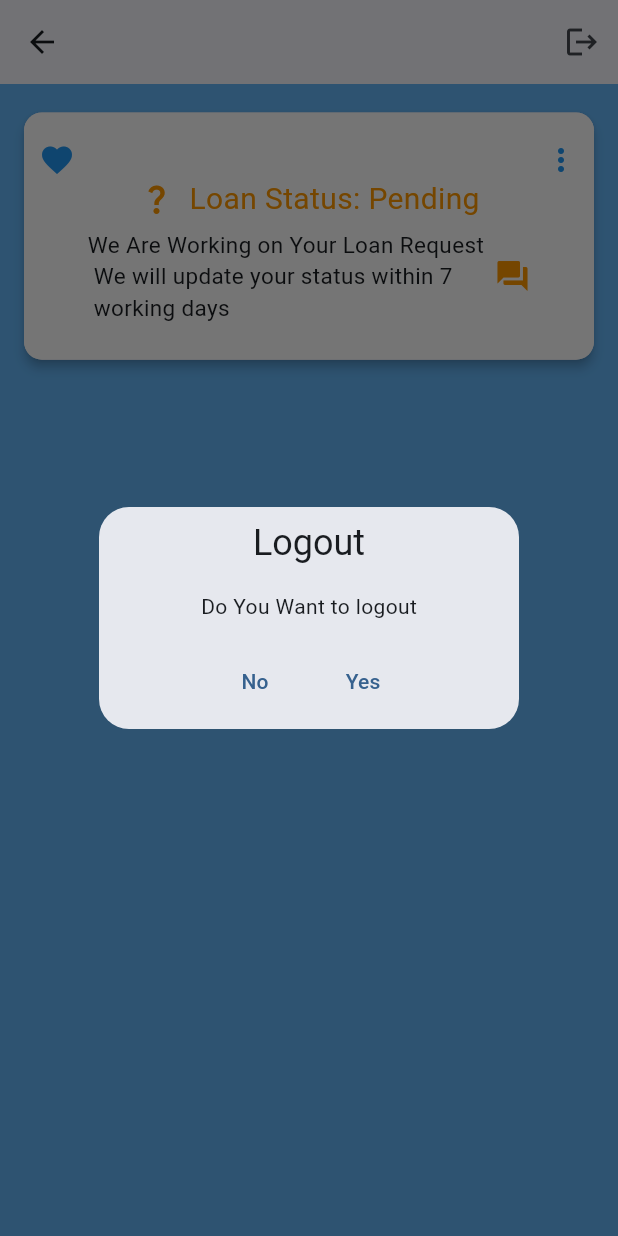
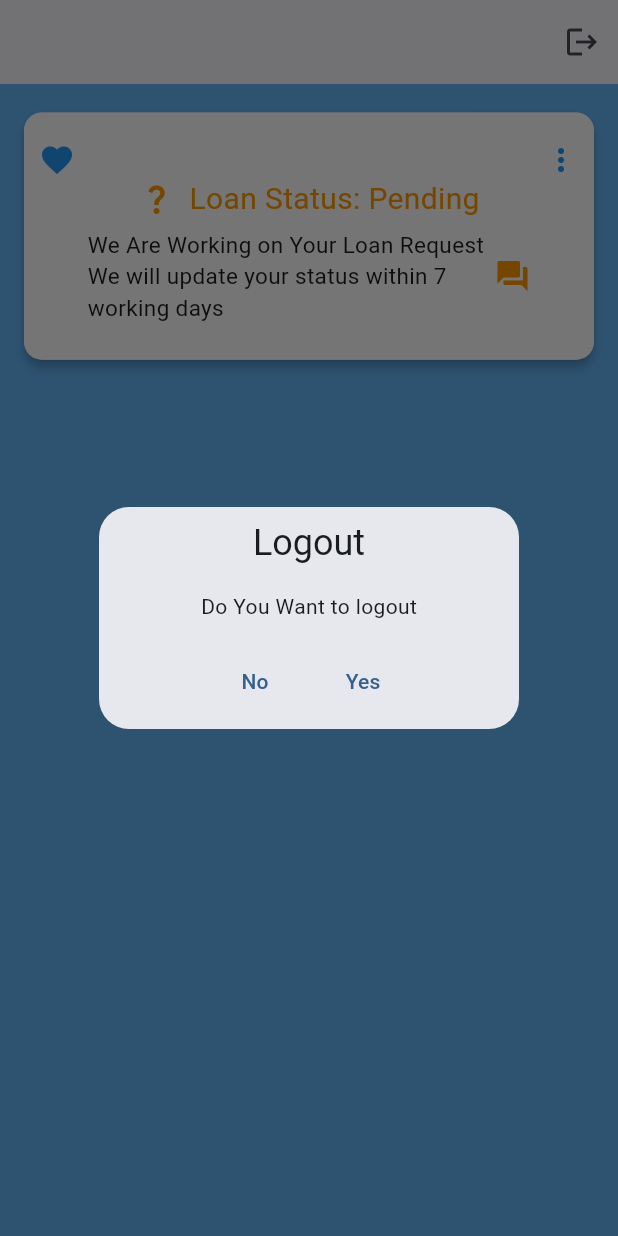
Before and after one commit to MHaddi1/myLoanApp, a Flutter app: the HomePage screen opened by its route, after a tap on the "logout" icon, on a phone screen of 412 x 824 dp. Run offline on Flutter 3.47's test engine with Material 2 defaults, Android fonts, the phone set to English and light mode, and no system bars; our stand-ins replace cloud_firestore, csc_picker, firebase_auth, firebase_core, fluttertoast, get and 3 more; missing offline and left inert: dart:ffi; accounts and stored records are empty; network calls fail.

Commit message:
fixed bug

```diff
--- a/lib/models/loan_account.dart
+++ b/lib/models/loan_account.dart
@@ -1,12 +1,14 @@
+import 'package:cloud_firestore/cloud_firestore.dart';
+
 class LoanAccount {
-  final String userId;
-  final int loanStatus;
-  final int amount;
-  final String businessName;
-  final String businessAdress;
-  final DateTime appliedDate;
-  final String reason;
-  final int newStatus; // Change newStatus to int
+  final String? userId;
+  final int? loanStatus;
+  final int? amount;
+  final String? businessName;
+  final String? businessAdress;
+  final DateTime? appliedDate;
+  final String? reason;
+  final int? newStatus;
   final Map<String, dynamic> otherUserInfo;
 
   LoanAccount({
@@ -17,21 +19,22 @@ class LoanAccount {
     required this.businessAdress,
     required this.appliedDate,
     required this.reason,
-    required this.newStatus, // Include newStatus in the constructor as int
+    required this.newStatus,
     required this.otherUserInfo,
   });
 
-  factory LoanAccount.fromJson(Map<String, dynamic> data, String userId) {
+  factory LoanAccount.fromJson(Map<String, dynamic> data) {
     return LoanAccount(
-      userId: userId,
-      loanStatus: data['loan_status'],
-      amount: data['amount'],
-      businessName: data['business_name'],
-      businessAdress: data['business_adress'],
-      appliedDate: DateTime.parse(data['applied_date']),
-      reason: data['reason'],
-      newStatus: data['new_status'], // Parse newStatus from JSON as int
-      otherUserInfo: data['other_user_info'],
+      loanStatus: data['loan_status'] as int? ?? 0,
+      amount: data['amount'] as int? ?? 0,
+      businessName: data['business_name'] as String? ?? "",
+      businessAdress: data['business_address'] as String? ?? "",
+      appliedDate:
+          (data['applied_date'] as Timestamp?)?.toDate() ?? DateTime.now(),
+      reason: data['reason'] as String? ?? "",
+      newStatus: data['new_status'] as int? ?? 0,
+      otherUserInfo: data['other_user_info'] as Map<String, dynamic>? ?? {},
+      userId: data['user_id'] as String? ?? "",
     );
   }
 
@@ -41,9 +44,9 @@ class LoanAccount {
       'amount': amount,
       'business_name': businessName,
       'business_adress': businessAdress,
-      'applied_date': appliedDate.toIso8601String(),
+      'applied_date': appliedDate!.toIso8601String(),
       'reason': reason,
-      'new_status': newStatus, // Include newStatus in the JSON output as int
+      'new_status': newStatus,
       'other_user_info': otherUserInfo,
     };
   }
@@ -56,7 +59,7 @@ class LoanAccount {
     String? businessAdress,
     DateTime? appliedDate,
     String? reason,
-    int? newStatus, // Include newStatus as an optional parameter as int
+    int? newStatus,
     Map<String, dynamic>? otherUserInfo,
   }) {
     return LoanAccount(
@@ -67,22 +70,19 @@ class LoanAccount {
       businessAdress: businessAdress ?? this.businessAdress,
       appliedDate: appliedDate ?? this.appliedDate,
       reason: reason ?? this.reason,
-      newStatus: newStatus ?? this.newStatus, // Update newStatus as int
+      newStatus: newStatus ?? this.newStatus,
       otherUserInfo: otherUserInfo ?? this.otherUserInfo,
     );
   }
 
-  // Method to update the amount
   LoanAccount updateAmount(int newAmount) {
     return copyWith(amount: newAmount);
   }
 
-  // Method to update the due date
   LoanAccount updateappliedDate(DateTime newappliedDate) {
     return copyWith(appliedDate: newappliedDate);
   }
 
-  // Method to update the new status
   LoanAccount updateNewStatus(int newNewStatus) {
     return copyWith(newStatus: newNewStatus);
   }
--- a/lib/res/components/loan_text_field.dart
+++ b/lib/res/components/loan_text_field.dart
@@ -43,7 +43,7 @@ class LoanTextField extends StatelessWidget {
   @override
   Widget build(BuildContext context) {
     return TextFormField(
-      maxLines: maxLines,
+      //maxLines: maxLines,
       maxLength: maxLength,
       autovalidateMode: autovalidateMode,
       onChanged: check,
@@ -60,7 +60,6 @@ class LoanTextField extends StatelessWidget {
         labelText: labelText, // Optional label text
         hintText: hintText,
         enabledBorder: OutlineInputBorder(
-
           borderSide: BorderSide(color: Colors.grey.shade200),
         ),
         focusedBorder: const OutlineInputBorder(
--- a/lib/res/routes/routes.dart
+++ b/lib/res/routes/routes.dart
@@ -8,8 +8,8 @@ import 'package:main_loan_app/views/home/home_page.dart';
 import 'package:main_loan_app/views/loan_applied/loan_applied.dart';
 import 'package:main_loan_app/views/login/login_screeen.dart';
 import 'package:main_loan_app/views/splash_screen.dart';
+import '../../views/enroll/enroll_screen_3.dart';
 
-import '../../views/enroll/enroll_screen_3.dart';
 
 class AppRoutes {
   static appRoutes() => [
--- a/lib/view_models/controllers/enroll_controller/enroll_controller.dart
+++ b/lib/view_models/controllers/enroll_controller/enroll_controller.dart
@@ -24,7 +24,6 @@ class EnrollController extends GetxController {
 
   final CollectionReference collection =
       FirebaseFirestore.instance.collection('enrollments');
-
 
   Rx<DateTime> selectedDate = DateTime.now().obs;
 
@@ -128,6 +127,7 @@ class EnrollController extends GetxController {
   void setPersonalNumber(String value) {
     personalNumber.value = value;
   }
+
   void setDetailNumber(String value) {
     detailNumber.value = value;
   }
@@ -254,7 +254,6 @@ class EnrollController extends GetxController {
 
   Future<void> updateEnrollData(String documentId, Enroll enroll) async {
     try {
-
       final Map<String, dynamic> enrollData = enroll.toJson();
 
       await _firestore
@@ -276,7 +275,6 @@ class EnrollController extends GetxController {
     }
   }
 
-
   String get country => countryValue.value;
   String get city => cityValue.value;
   String get state => stateValue.value;
@@ -297,9 +295,7 @@ class EnrollController extends GetxController {
   String get myDetailNumber => detailNumber.value;
   String get pass => password.value;
 
-
-
-  void onAddEnrollData() async{
+  void onAddEnrollData() async {
     Enroll enroll = Enroll(
       user: EnrollUser(
         fname: fName,
@@ -330,7 +326,7 @@ class EnrollController extends GetxController {
         issuedDate: '12/12/2023',
       ),
     );
-try{
+    try {
       FirebaseAuth firebaseAuth = FirebaseAuth.instance;
       var collectionReference =
           FirebaseFirestore.instance.collection("enrollments");
@@ -338,17 +334,15 @@ try{
       var dId = allData.docs.last.id;
 
       final user = firebaseAuth.currentUser;
-    if(user!=null){
-      updateEnrollData(dId,enroll);
-    }else{
+      if (user != null) {
+        updateEnrollData(dId, enroll);
+      } else {
         addEnrollData(enroll);
         createUserAccount(eMail, pass);
       }
-}catch(e){
+    } catch (e) {
       _debugPrint(e.toString());
     }
-
-
   }
 
   Future<void> createUserAccount(String email, String password) async {
@@ -372,8 +366,6 @@ _debugPrint(e.toString());
       Utils.snackBar("error", e.toString());
     }
   }
-
-
 
   Future<void> updateLoanStatus(String userId, int newStatus) async {
     try {
@@ -445,6 +437,22 @@ final QuerySnapshot querySnapshot = await collection.get();
           docSnapshot.data() as Map<String, dynamic>,
         );
         enroll.value = response;
+        if (enroll.value != null) {
+          setFName(enroll.value!.user.fname);
+          setLName(enroll.value!.user.lname);
+          setMiddle(enroll.value!.user.middleName!);
+          setDate(enroll.value!.user.dob);
+          validateEmail(enroll.value!.enrollDetails.email);
+          setPhoneNumber(enroll.value!.enrollDetails.phone);
+          setZipCode(enroll.value!.enrollDetails.zipcode);
+          setAddress(enroll.value!.enrollDetails.address);
+          setAddress_2(enroll.value!.enrollDetails.optionalAddress!);
+          updateCountry(enroll.value!.enrollLiving.country);
+          updateState(enroll.value!.enrollLiving.state);
+          updateCity(enroll.value!.enrollLiving.city);
+          setDetailNumber(enroll.value!.enrollLiving.ssn!);
+          setDetailNumber(enroll.value!.enrollLiving.itin!);
+        }
       } else {
         _debugPrint("Document not exists");
       }
--- a/lib/view_models/controllers/home_controller/home_controller.dart
+++ b/lib/view_models/controllers/home_controller/home_controller.dart
@@ -1,4 +1,5 @@
 import 'package:cloud_firestore/cloud_firestore.dart';
+import 'package:flutter/foundation.dart';
 import 'package:get/get.dart';
 import 'package:main_loan_app/models/loan_account.dart';
 import 'package:main_loan_app/utils/utils.dart';
@@ -7,11 +8,10 @@ class HomeController extends GetxController {
   Rx<DateTime> selectedDate = DateTime.now().obs;
   RxString businessNames = ''.obs;
   RxString businessAddress = ''.obs;
-  RxString amount = ''.obs;
+  RxInt amount = 0.obs;
   RxString reason = ''.obs;
   RxString selectedItem2 = '5 Year'.obs;
   RxString interest = ''.obs;
-  final FirebaseFirestore firestore = FirebaseFirestore.instance;
   RxInt displayValue = RxInt(0);
 
   final FirebaseFirestore _firestore = FirebaseFirestore.instance;
@@ -28,7 +28,7 @@ class HomeController extends GetxController {
     businessAddress.value = address;
   }
 
-  void setAmount(String amount) {
+  void setAmount(int amount) {
     this.amount.value = amount;
   }
 
@@ -43,7 +43,7 @@ class HomeController extends GetxController {
   DateTime get appliedDate => selectedDate.value;
   String get mybusinessName => businessNames.value;
   String get mybusinessAddress => businessAddress.value;
-  int get myAmount => int.parse(amount.value);
+  int get myAmount => amount.value;
   String get myReason => reason.value;
   String get mySelectedItem2 => selectedItem2.value;
 
@@ -120,4 +120,41 @@ class HomeController extends GetxController {
       print('Error retrieving data from Firebase: $e');
     }
   }
+
+  final Rx<LoanAccount?> loan = Rx<LoanAccount?>(null);
+  Future<void> fetchData() async {
+    //isLoading.value = true;
+    var collectionReference =
+        FirebaseFirestore.instance.collection("loan_accounts");
+    var allData = await collectionReference.get();
+    var dId = allData.docs.last.id;
+    try {
+      final docSnapshot =
+          await _firestore.collection('loan_accounts').doc(dId).get();
+      _debugPrint('Doc Snapshot ${docSnapshot.data()}');
+
+      if (docSnapshot.exists) {
+        final response = LoanAccount.fromJson(
+          docSnapshot.data() as Map<String, dynamic>,
+        );
+        loan.value = response;
+        if (loan.value != null) {
+          setReason(loan.value!.reason!);
+          setAmount(loan.value!.amount ?? 0);
+          setbusinessAddress(loan.value!.businessAdress!);
+          businessName(loan.value!.businessName!);
+        }
+      } else {
+        _debugPrint("Document not exists");
+      }
+    } catch (e) {
+      _debugPrint(e.toString());
+    } finally {
+      //isLoading.value = false;
+    }
+  }
 }
+
+void _debugPrint(message) {
+  if (kDebugMode) print(message);
+}
--- a/lib/views/home/home_page.dart
+++ b/lib/views/home/home_page.dart
@@ -1,5 +1,6 @@
 import 'package:cloud_firestore/cloud_firestore.dart';
 import 'package:firebase_auth/firebase_auth.dart';
+import 'package:flutter/foundation.dart';
 import 'package:flutter/material.dart';
 import 'package:get/get.dart';
 import 'package:main_loan_app/res/components/my_button.dart';
@@ -24,7 +25,6 @@ class _HomePageState extends State<HomePage> {
   @override
   void dispose() {
     amount.dispose();
-    amount.clear();
     super.dispose();
   }
 
@@ -32,6 +32,7 @@ class _HomePageState extends State<HomePage> {
   void initState() {
     super.initState();
     enrollController.fetchData();
+    homeController.fetchData();
   }
 
   @override
@@ -41,6 +42,7 @@ class _HomePageState extends State<HomePage> {
     return Scaffold(
       backgroundColor: Colors.blue[300],
       appBar: AppBar(
+        leading: const Icon(null),
         actions: [
           IconButton(
             onPressed: () {
@@ -50,7 +52,7 @@ class _HomePageState extends State<HomePage> {
                 confirm: TextButton(
                   onPressed: () {
                     userPreference.clearUserToken().then((value) {
-                      Get.toNamed(RoutesName.loginScrren);
+                      Get.offAllNamed(RoutesName.loginScrren);
                       Utils.showToastMessage("Logout Successful..");
                     });
                   },
@@ -89,6 +91,7 @@ class _HomePageState extends State<HomePage> {
 
           if (newStatus != null) {
             loanStatus = newStatus;
+            print(loanStatus);
           }
 
           var statusText = "";
@@ -98,13 +101,14 @@ class _HomePageState extends State<HomePage> {
           IconData statusIcons = Icons.check_box;
           bool showReSubmitButton = false;
           bool showTextField = false;
+          //bool showSubmitButton = false;
 
           if (loanStatus == 0) {
             iconData = Icons.question_mark;
             textColor = Colors.orange;
             statusText = "Pending";
             message =
-                "We Are Working on Your Loan Request\n We will update your status within 7\n working days";
+                "We Are Working on Your Loan Request\nWe will update your status within 7\nworking days";
             statusIcons = Icons.question_answer;
           } else if (loanStatus == 1) {
             iconData = Icons.check;
@@ -113,6 +117,9 @@ class _HomePageState extends State<HomePage> {
             message = "Approved";
             statusIcons = Icons.check_box;
             showTextField = true;
+            if (newStatus == 2) {
+              //showSubmitButton = true;
+            }
           } else if (loanStatus == 2) {
             iconData = Icons.warning;
             textColor = Colors.red;
@@ -210,10 +217,19 @@ class _HomePageState extends State<HomePage> {
                     mainAxisAlignment: MainAxisAlignment.end,
                     children: [
                       MyButton(
-                        text: "ReSubmit Application",
-                        onTap: () {
-                          Get.toNamed(RoutesName.enrollScrren1);
-                        },
+                        text: newStatus == null
+                            ? "ReSubmit Application"
+                            : "Loan ReSubmit Application",
+                        onTap: newStatus == null
+                            ? () {
+                                Get.toNamed(RoutesName.enrollScrren1);
+                              }
+                            : () {
+                                if (kDebugMode) {
+                                  //homeController.fetchData();
+                                  Get.toNamed(RoutesName.loanApplied);
+                                }
+                              },
                       ),
                     ],
                   ),
--- a/lib/views/splash_screen.dart
+++ b/lib/views/splash_screen.dart
@@ -32,6 +32,9 @@ class _SplashScreenState extends State<SplashScreen> {
             "https://images.sftcdn.net/images/t_app-icon-m/p/56e4b038-3f90-406f-a6f7-57a5a418f361/2594640530/smart-loan-payday-loans-app-logo",
             height: 100,
           ),
+          const SizedBox(
+            height: 12.0,
+          ),
           const CircularProgressIndicator(
             color: Colors.white,
           ),
```
Also changed, not shown: lib/views/loan_applied/loan_applied.dart (+13 -5 lines), lib/views/login/login_screeen.dart (+7 -21 lines), 1 other file. Lines whose indentation alone changed are shown as unchanged.
